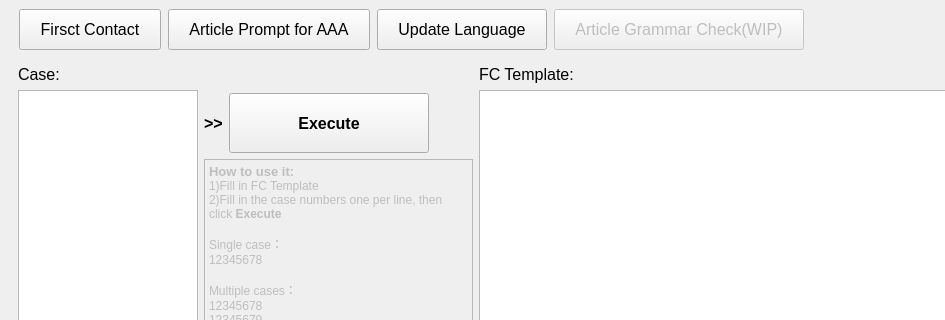
Qt form sfgui_v3.ui (dlgma0/SFTool) before a commit; both pictures show x 0 to 945 and y 0 to 320 of the 1125 by 846 pixel window.
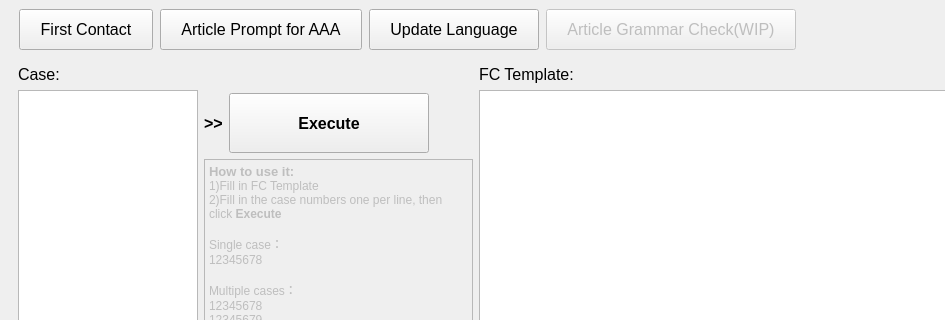
The same form after that commit.

```diff
--- a/sfgui_v3.ui
+++ b/sfgui_v3.ui
@@ -951,7 +951,7 @@
          <string notr="true">padding: 10px 20px;</string>
         </property>
         <property name="text">
-         <string>Firsct Contact</string>
+         <string>First Contact</string>
         </property>
        </widget>
       </item>
```
Left out of the diff: 42 changed lines with no effect on the pictures.
